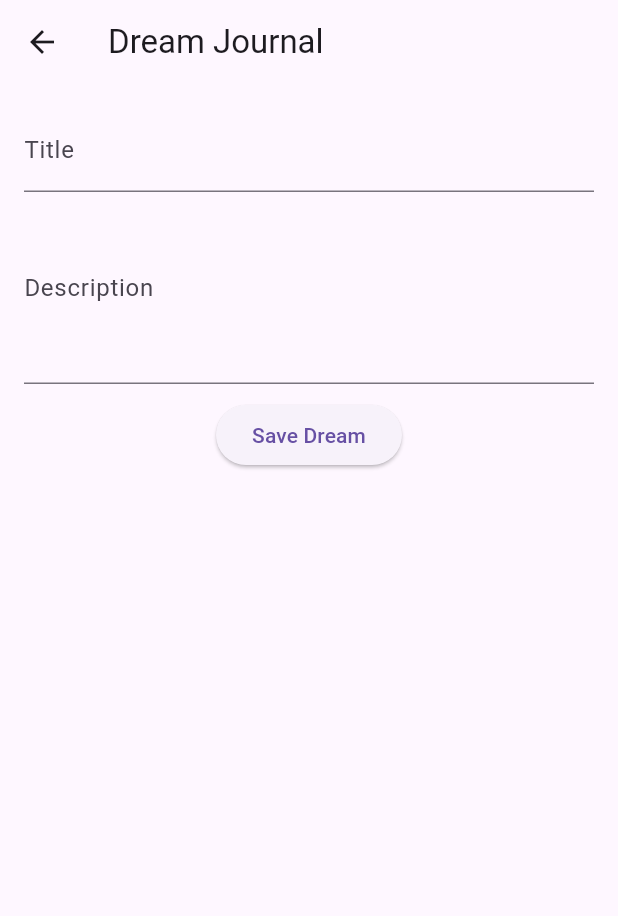
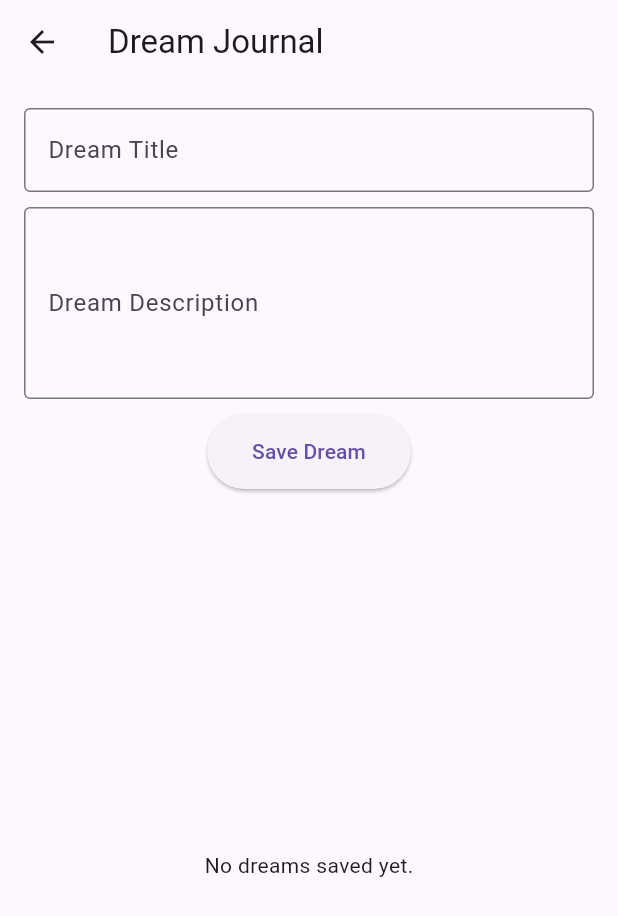
Before and after one commit to Cpos64/R.E.M., a Flutter app: the DreamsScreen screen opened by its route, after a tap on "Save Dream", on a phone screen of 412 x 824 dp. Shown: the top 916 px of the screen. Run offline on Flutter 3.47's test engine with Material 3 defaults, Android fonts, the light colour scheme and no system bars; our stand-ins replace cloud_firestore, firebase_auth, firebase_core; accounts and stored records are empty; generated files the repository leaves out were written again.

```diff
--- a/lib/dreams_screen.dart
+++ b/lib/dreams_screen.dart
@@ -12,14 +12,35 @@ class _DreamsScreenState extends State<DreamsScreen> {
   final TextEditingController _titleController = TextEditingController();
   final TextEditingController _descriptionController = TextEditingController();
 
-  void _saveDream() async {
-    final title = _titleController.text;
-    final description = _descriptionController.text;
+  late Future<List<QueryDocumentSnapshot>> _dreamsFuture;
+
+  @override
+  void initState() {
+    super.initState();
+    _dreamsFuture = _loadDreams();
+  }
+
+  Future<List<QueryDocumentSnapshot>> _loadDreams() async {
+    final snapshot = await FirebaseFirestore.instance
+        .collection('dreams')
+        .orderBy('timestamp', descending: true)
+        .get();
+    return snapshot.docs;
+  }
+
+  Future<void> _saveDream() async {
+    final title = _titleController.text.trim();
+    final description = _descriptionController.text.trim();
 
     if (title.isNotEmpty && description.isNotEmpty) {
       await _firestoreService.saveDream(title, description);
       _titleController.clear();
       _descriptionController.clear();
+
+      // Refresh dreams list
+      setState(() {
+        _dreamsFuture = _loadDreams();
+      });
     }
   }
 
@@ -27,44 +48,66 @@ class _DreamsScreenState extends State<DreamsScreen> {
   Widget build(BuildContext context) {
     return Scaffold(
       appBar: AppBar(title: Text('Dream Journal')),
-      body: Column(
-        children: [
-          Padding(
+      body: Padding(
         padding: const EdgeInsets.all(16.0),
         child: Column(
           children: [
             TextField(
               controller: _titleController,
-                  decoration: InputDecoration(labelText: 'Title'),
+              decoration: InputDecoration(
+                labelText: 'Dream Title',
+                border: OutlineInputBorder(),
               ),
+            ),
+            SizedBox(height: 10),
             TextField(
               controller: _descriptionController,
-                  decoration: InputDecoration(labelText: 'Description'),
+              decoration: InputDecoration(
+                labelText: 'Dream Description',
+                border: OutlineInputBorder(),
+              ),
               maxLines: 4,
             ),
             SizedBox(height: 10),
             ElevatedButton(
               onPressed: _saveDream,
+              style: ElevatedButton.styleFrom(
+                padding: EdgeInsets.symmetric(horizontal: 30, vertical: 15),
+              ),
               child: Text('Save Dream'),
             ),
-              ],
-            ),
-          ),
+            SizedBox(height: 20),
             Expanded(
-            child: StreamBuilder<QuerySnapshot>(
-              stream: _firestoreService.getDreams(),
+              child: FutureBuilder<List<QueryDocumentSnapshot>>(
+                future: _dreamsFuture,
                 builder: (context, snapshot) {
-                if (!snapshot.hasData) return CircularProgressIndicator();
+                  if (snapshot.connectionState == ConnectionState.waiting) {
+                    return Center(child: CircularProgressIndicator());
+                  }
+                  if (snapshot.hasError) {
+                    return Center(child: Text('Error loading dreams.'));
+                  }
+                  if (!snapshot.hasData || snapshot.data!.isEmpty) {
+                    return Center(child: Text('No dreams saved yet.'));
+                  }
 
-                final dreams = snapshot.data!.docs;
+                  final dreams = snapshot.data!;
 
                   return ListView.builder(
                     itemCount: dreams.length,
                     itemBuilder: (context, index) {
                       final dream = dreams[index];
-                    return ListTile(
+                      final timestamp = dream['timestamp'] as Timestamp?;
+                      final date = timestamp != null ? timestamp.toDate() : DateTime.now();
+
+                      return Card(
+                        margin: EdgeInsets.symmetric(vertical: 8.0),
+                        child: ListTile(
                           title: Text(dream['title']),
-                      subtitle: Text(dream['description']),
+                          subtitle: Text(
+                            'Date: ${date.toLocal().toString().split(' ')[0]}\nDescription: ${dream['description']}',
+                          ),
+                        ),
                       );
                     },
                   );
@@ -73,6 +116,7 @@ class _DreamsScreenState extends State<DreamsScreen> {
             ),
           ],
         ),
+      ),
     );
   }
 }
--- a/lib/main.dart
+++ b/lib/main.dart
@@ -5,7 +5,7 @@ import 'auth_screen.dart';
 import 'home_screen.dart';
 import 'package:cloud_firestore/cloud_firestore.dart';
 import 'dreams_screen.dart';
-import 'sleep_log_screen.dart';  // ✅ Import your new sleep log screen
+import 'sleep_log_screen.dart';  //
 
 void main() async {
   WidgetsFlutterBinding.ensureInitialized();
```
Also changed, not shown: lib/sleep_log_screen.dart (+107 -34 lines), lib/sleep_log_service.dart (+25 -8 lines). Lines whose indentation alone changed are shown as unchanged.
